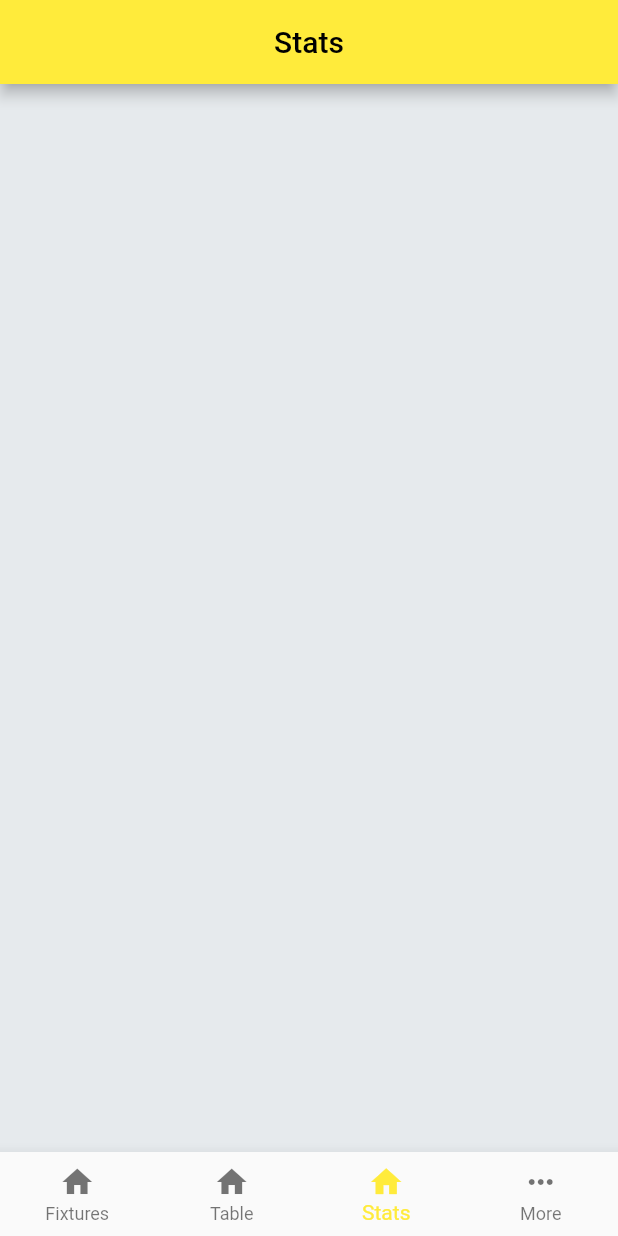
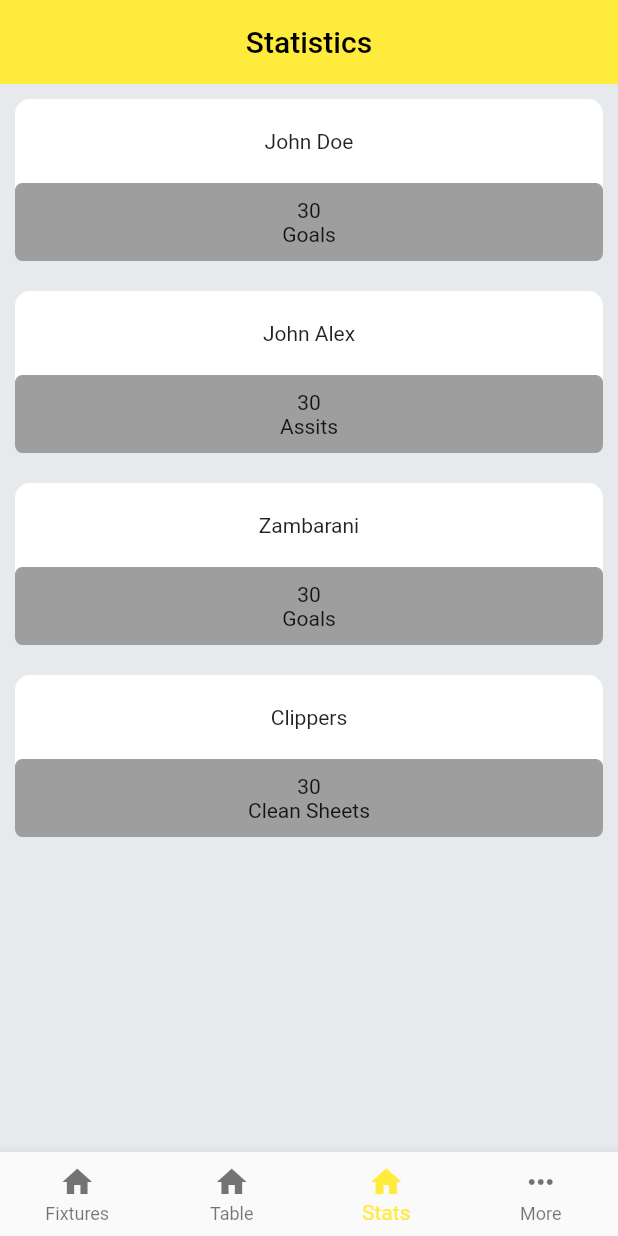
Before and after one commit to JohnM-Kahura/Baraton-Premeir-League, a Flutter app: the screen it shows after launch, item 3 of the bottom bar chosen, on a phone screen of 412 x 824 dp. Run offline on Flutter 3.47's test engine with Material 2 defaults, Android fonts, the phone set to English and light mode, and no system bars; our stand-ins replace google_fonts, image_gallery_saver, permission_handler, screenshot, share_plus.

Commit message:
stat page ui complete

```diff
--- a/lib/pages/stats.dart
+++ b/lib/pages/stats.dart
@@ -12,9 +12,43 @@ class _StatsState extends State<Stats> {
   @override
   Widget build(BuildContext context) {
     return Scaffold(
-         backgroundColor: backgroundColor,
-         appBar:AppBar(title:Center(child:Text('Stats'))),
-
+      backgroundColor: backgroundColor,
+      appBar: AppBar(elevation: 0, title: const Center(child: Text('Statistics'))),
+      body: SingleChildScrollView(
+          child: Column(children: [
+        startContainer('John Doe','30','Goals'),
+        startContainer('John Alex','30','Assits'),
+        startContainer('Zambarani','30','Goals'),
+        startContainer('Clippers','30','Clean Sheets'),
+      ])),
     );
   }
+
+  Container startContainer(String title,String number, String statistic) {
+    return Container(
+        margin: const EdgeInsets.all(10),
+        decoration: BoxDecoration(
+            color: Colors.white, borderRadius: BorderRadius.circular(10)),
+        child: Column(
+          crossAxisAlignment: CrossAxisAlignment.center,
+          children: [
+            Container(
+              padding: const EdgeInsets.all(20),
+              child: Text(title),
+            ),
+            Container(
+              width: double.infinity,
+               padding: const EdgeInsets.all(10),
+              decoration: BoxDecoration(
+                  borderRadius: BorderRadius.circular(5), color: Colors.grey),
+              child: Column(
+                crossAxisAlignment: CrossAxisAlignment.center,
+
+                children: [Text(number), Text(statistic)],
+              ),
+            )
+          ],
+        ),
+      );
+  }
 }
```
